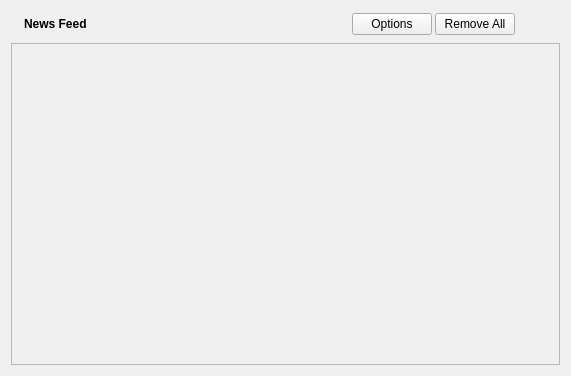
Above: retroshare-gui/src/gui/NewsFeed.ui from RetroShare/RetroShare before the change. Below: the same form after it.
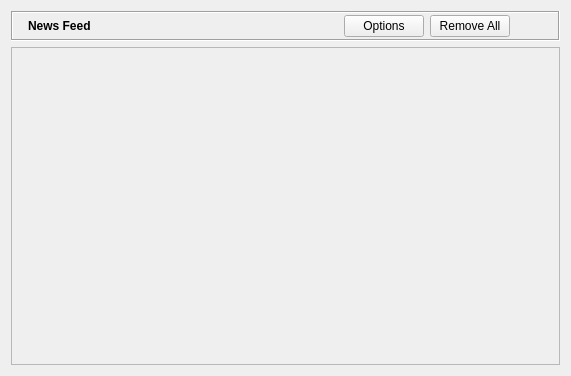
That is the form after the change. Icons and pictures are not drawn.

Commit message: Added frame to title bar in NewsFeed page.

Patch:
```diff
--- a/retroshare-gui/src/gui/NewsFeed.ui
+++ b/retroshare-gui/src/gui/NewsFeed.ui
@@ -12,24 +12,19 @@
   </property>
   <layout class="QVBoxLayout" name="verticalLayout">
    <item>
-    <layout class="QHBoxLayout" name="headerLayout">
-     <property name="spacing">
-      <number>3</number>
+    <widget class="QFrame" name="titleBarFrame">
+     <property name="frameShape">
+      <enum>QFrame::Box</enum>
      </property>
-     <property name="leftMargin">
-      <number>3</number>
+     <property name="frameShadow">
+      <enum>QFrame::Sunken</enum>
      </property>
-     <property name="topMargin">
-      <number>2</number>
-     </property>
-     <property name="rightMargin">
-      <number>2</number>
-     </property>
-     <property name="bottomMargin">
+     <layout class="QHBoxLayout" name="horizontalLayout">
+      <property name="margin">
       <number>2</number>
      </property>
      <item>
-      <widget class="QLabel" name="imageLabel">
+       <widget class="QLabel" name="titleBarPixmap">
        <property name="maximumSize">
         <size>
          <width>16</width>
@@ -45,7 +40,7 @@
       </widget>
      </item>
      <item>
-      <widget class="QLabel" name="newsLabel">
+       <widget class="QLabel" name="titleBarLabel">
        <property name="sizePolicy">
         <sizepolicy hsizetype="Preferred" vsizetype="Fixed">
          <horstretch>0</horstretch>
@@ -115,14 +110,9 @@
       </widget>
      </item>
     </layout>
+    </widget>
    </item>
    <item>
-    <widget class="QFrame" name="frame">
-     <layout class="QGridLayout" name="gridLayout_3">
-      <property name="margin">
-       <number>0</number>
-      </property>
-      <item row="0" column="0">
        <widget class="QScrollArea" name="scrollArea">
         <property name="widgetResizable">
          <bool>true</bool>
@@ -151,9 +141,6 @@
           </property>
          </layout>
         </widget>
-       </widget>
-      </item>
-     </layout>
     </widget>
    </item>
   </layout>
```
Lines whose indentation alone changed are shown as unchanged.
